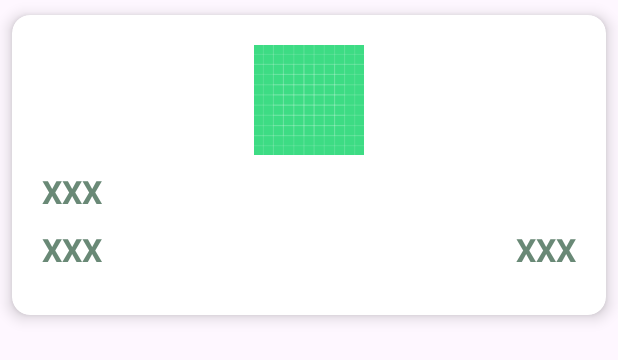
After one commit to CWilliam001/BAIT2073-Campus-Marketplace, an Android app built with Jetpack Compose: the layout buyer_product_lst_item_view.xml on its own in the app's theme, with its tools: preview values and no code run, on a phone screen of 412 x 824 dp. The commit adds this screen. Shown: the top 360 px of the screen. Run offline under Robolectric (Android 15) with nearby library versions, the phone set to English and light mode, and no system bars.

Commit message:
Done the product Category, product list, product database respository, navigation graph, strings, i think so forget jor

```diff
--- a/app/src/main/java/com/example/campusmarketplace/HomeFragment.kt
+++ b/app/src/main/java/com/example/campusmarketplace/HomeFragment.kt
@@ -44,6 +44,10 @@ class HomeFragment : Fragment() {
                 if (document != null) {
                     val userName = document.getString("name")
                     binding.buyerTvUsername.text = userName
+
+                    binding.buyerIvCat5.setOnClickListener {
+                        findNavController().navigate(R.id.action_nav_home_to_nav_buyerCategory)
+                    }
                 }
             }
         }
--- a/app/src/main/java/com/example/campusmarketplace/SellerProductViewModel.kt
+++ b/app/src/main/java/com/example/campusmarketplace/SellerProductViewModel.kt
@@ -34,5 +34,8 @@ class SellerProductViewModel : ViewModel() {
             repository.delete(product)
         }
     }
+    fun getProductsByCategory(categoryName: String) {
+        repository.getProductsByCategory(_productLiveData, categoryName)
+    }
 
 }
--- /dev/null
+++ b/app/src/main/res/layout/buyer_product_lst_item_view.xml
@@ -0,0 +1,77 @@
+<?xml version="1.0" encoding="utf-8"?>
+<layout
+    xmlns:android="http://schemas.android.com/apk/res/android"
+    xmlns:app="http://schemas.android.com/apk/res-auto">
+
+    <data>
+
+    </data>
+
+    <androidx.cardview.widget.CardView
+        android:layout_width="match_parent"
+        android:layout_height="200dp"
+        android:id="@+id/buyerProductLstCardView"
+        android:layout_marginTop="10dp"
+        android:layout_marginLeft="8dp"
+        android:layout_marginRight="8dp"
+        app:cardCornerRadius="12dp"
+        app:cardElevation="6dp"
+        app:contentPadding="4dp">
+
+        <androidx.constraintlayout.widget.ConstraintLayout
+            android:id="@+id/constraintLayoutProduct"
+            android:layout_width="match_parent"
+            android:layout_height="match_parent"
+            android:padding="16dp">
+
+            <ImageView
+                android:id="@+id/buyerProductLstImage"
+                android:layout_width="73dp"
+                android:layout_height="73dp"
+                app:srcCompat="@drawable/ic_launcher_background"
+                app:layout_constraintLeft_toLeftOf="parent"
+                app:layout_constraintStart_toStartOf="parent"
+                app:layout_constraintEnd_toEndOf="parent"
+                app:layout_constraintTop_toTopOf="parent" />
+
+            <TextView
+                android:id="@+id/buyerProductLstName"
+                android:text="XXX"
+                android:layout_width="wrap_content"
+                android:layout_height="wrap_content"
+                android:layout_marginTop="10dp"
+                android:textSize="21.5sp"
+                android:textColor="#698976"
+                android:textStyle="bold"
+                android:textAppearance="@style/TextAppearance.AppCompat.Large"
+                app:layout_constraintStart_toStartOf="parent"
+                app:layout_constraintTop_toBottomOf="@id/buyerProductLstImage"/>
+
+            <TextView
+                android:id="@+id/buyerProductLstPrice"
+                android:text="XXX"
+                android:layout_width="wrap_content"
+                android:layout_height="wrap_content"
+                android:textSize="21.5sp"
+                android:textColor="#698976"
+                android:textStyle="bold"
+                android:layout_marginTop="10dp"
+                android:textAppearance="@style/TextAppearance.AppCompat.Large"
+                app:layout_constraintStart_toStartOf="parent"
+                app:layout_constraintTop_toBottomOf="@id/buyerProductLstName" />
+            <TextView
+                android:id="@+id/buyerProductLstCondition"
+                android:text="XXX"
+                android:layout_width="wrap_content"
+                android:layout_height="wrap_content"
+                android:textSize="21.5sp"
+                android:textColor="#698976"
+                android:textStyle="bold"
+                android:layout_marginTop="10dp"
+                android:textAppearance="@style/TextAppearance.AppCompat.Large"
+                app:layout_constraintEnd_toEndOf="parent"
+                app:layout_constraintTop_toBottomOf="@id/buyerProductLstName" />
+
+        </androidx.constraintlayout.widget.ConstraintLayout>
+    </androidx.cardview.widget.CardView>
+</layout>
```
Also changed, not shown: app/src/main/java/com/example/campusmarketplace/BuyerCategoryAdapter.kt (added, +60 -0 lines), app/src/main/java/com/example/campusmarketplace/BuyerCategoryFragment.kt (added, +47 -0 lines), app/src/main/java/com/example/campusmarketplace/BuyerCategoryRespository.kt (added, +80 -0 lines), app/src/main/java/com/example/campusmarketplace/BuyerCategoryViewModel.kt (added, +16 -0 lines), app/src/main/java/com/example/campusmarketplace/BuyerProductListAdapter.kt (added, +50 -0 lines), app/src/main/java/com/example/campusmarketplace/BuyerProductListFragment.kt (added, +53 -0 lines), app/src/main/java/com/example/campusmarketplace/DbRespository.kt (+40 -2 lines), app/src/main/java/com/example/campusmarketplace/model/BuyerCategory.kt (added, +7 -0 lines), app/src/main/res/layout/buyer_category_item_view.xml (added, +48 -0 lines), app/src/main/res/layout/fragment_buyer_category.xml (added, +26 -0 lines), app/src/main/res/layout/fragment_buyer_product_list.xml (added, +27 -0 lines), app/src/main/res/navigation/nav_graph.xml (+26 -7 lines), app/src/main/res/values/strings.xml (+8 -0 lines).
